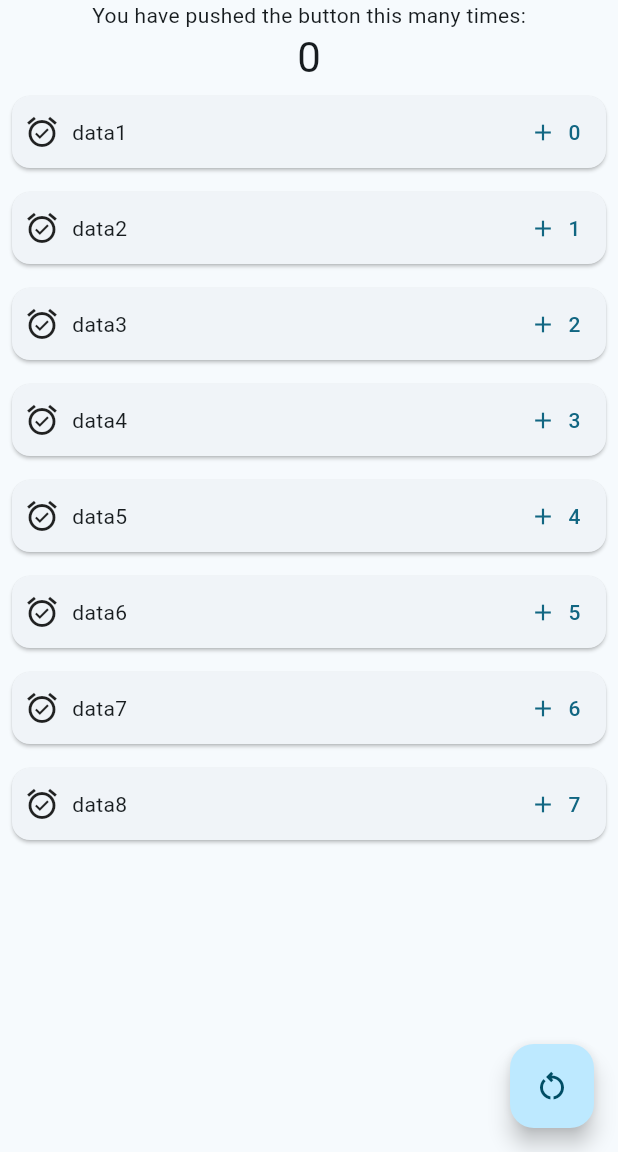
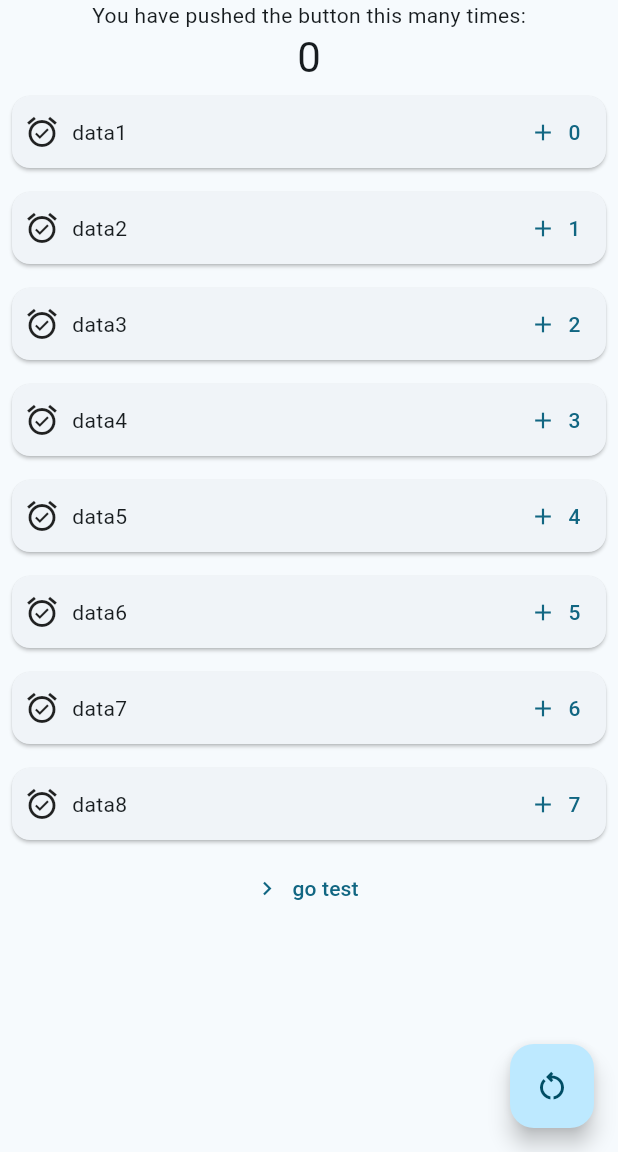
Before and after one commit to thaitani/flutter_sample, a Flutter app: the screen it shows after launch, on a phone screen of 412 x 824 dp, the part 84-1236 px from its top. Run offline on Flutter 3.47's test engine with Material 2 defaults, Android fonts, the phone set to English and light mode, and no system bars; our stand-ins replace go_router.

Commit message:
go_router入れてみた

```diff
--- a/lib/main.dart
+++ b/lib/main.dart
@@ -1,4 +1,5 @@
 import 'package:flutter/material.dart';
+import 'package:flutter_sample/router.dart';
 
 void main() {
   runApp(const MyApp());
@@ -9,92 +10,13 @@ class MyApp extends StatelessWidget {
 
   @override
   Widget build(BuildContext context) {
-    return MaterialApp(
+    return MaterialApp.router(
+      routerConfig: router,
       title: 'Flutter Demo',
       theme: ThemeData(
         useMaterial3: true,
         colorSchemeSeed: Colors.blueGrey,
       ),
-      home: const MyHomePage(title: 'Flutter Demo Home Page'),
     );
   }
 }
-
-class MyHomePage extends StatefulWidget {
-  const MyHomePage({super.key, required this.title});
-
-  final String title;
-
-  @override
-  State<MyHomePage> createState() => _MyHomePageState();
-}
-
-class _MyHomePageState extends State<MyHomePage> {
-  int _counter = 0;
-
-  void _multiIncrementCounter(int count) {
-    setState(() {
-      _counter = _counter + count;
-    });
-  }
-
-  void _resetCount() {
-    setState(() {
-      _counter = 0;
-    });
-  }
-
-  @override
-  Widget build(BuildContext context) {
-    return Scaffold(
-      appBar: AppBar(
-        backgroundColor: Theme.of(context).primaryColor,
-        title: Text(
-          widget.title,
-          style: TextStyle(
-            color: Theme.of(context).secondaryHeaderColor,
-          ),
-        ),
-      ),
-      body: Center(
-        child: Column(
-          children: <Widget>[
-            const Text(
-              'You have pushed the button this many times:',
-            ),
-            Text(
-              '$_counter',
-              style: Theme.of(context).textTheme.headline4,
-            ),
-            ...List.generate(
-              8,
-              (index) => Card(
-                margin: const EdgeInsets.all(8),
-                child: Row(
-                  children: [
-                    const Padding(
-                      padding: EdgeInsets.all(8),
-                      child: Icon(Icons.alarm_on_sharp),
-                    ),
-                    Text('data${index + 1}'),
-                    const Spacer(),
-                    TextButton.icon(
-                      icon: const Icon(Icons.add),
-                      label: Text(index.toString()),
-                      onPressed: () => _multiIncrementCounter(index),
-                    ),
-                  ],
-                ),
-              ),
-            ),
-          ],
-        ),
-      ),
-      floatingActionButton: FloatingActionButton(
-        onPressed: _resetCount,
-        tooltip: 'Increment',
-        child: const Icon(Icons.restart_alt_outlined),
-      ),
-    );
-  }
-}
--- /dev/null
+++ b/lib/page/home.dart
@@ -0,0 +1,86 @@
+import 'package:flutter/material.dart';
+import 'package:go_router/go_router.dart';
+
+class MyHomePage extends StatefulWidget {
+  const MyHomePage({super.key, required this.title});
+
+  final String title;
+
+  @override
+  State<MyHomePage> createState() => _MyHomePageState();
+}
+
+class _MyHomePageState extends State<MyHomePage> {
+  int _counter = 0;
+
+  void _multiIncrementCounter(int count) {
+    setState(() {
+      _counter = _counter + count;
+    });
+  }
+
+  void _resetCount() {
+    setState(() {
+      _counter = 0;
+    });
+  }
+
+  @override
+  Widget build(BuildContext context) {
+    return Scaffold(
+      appBar: AppBar(
+        backgroundColor: Theme.of(context).primaryColor,
+        title: Text(
+          widget.title,
+          style: TextStyle(
+            color: Theme.of(context).secondaryHeaderColor,
+          ),
+        ),
+      ),
+      body: Center(
+        child: Column(
+          children: <Widget>[
+            const Text(
+              'You have pushed the button this many times:',
+            ),
+            Text(
+              '$_counter',
+              style: Theme.of(context).textTheme.headline4,
+            ),
+            ...List.generate(
+              8,
+              (index) => Card(
+                margin: const EdgeInsets.all(8),
+                child: Row(
+                  children: [
+                    const Padding(
+                      padding: EdgeInsets.all(8),
+                      child: Icon(Icons.alarm_on_sharp),
+                    ),
+                    Text('data${index + 1}'),
+                    const Spacer(),
+                    TextButton.icon(
+                      icon: const Icon(Icons.add),
+                      label: Text(index.toString()),
+                      onPressed: () => _multiIncrementCounter(index),
+                    ),
+                  ],
+                ),
+              ),
+            ),
+            TextButton.icon(
+              onPressed: () => context.go('/test'),
+              icon: const Icon(Icons.navigate_next),
+              label: const Text("go test"),
+            )
+          ],
+        ),
+      ),
+      floatingActionButton: FloatingActionButton(
+        onPressed: _resetCount,
+        tooltip: 'Increment',
+        child: const Icon(Icons.restart_alt_outlined),
+      ),
+    );
+  }
+}
--- /dev/null
+++ b/lib/router.dart
@@ -0,0 +1,21 @@
+import 'package:flutter/material.dart';
+import 'package:flutter_sample/page/home.dart';
+import 'package:flutter_sample/page/test.dart';
+import 'package:go_router/go_router.dart';
+
+final GoRouter router = GoRouter(
+  routes: <GoRoute>[
+    GoRoute(
+      path: '/',
+      builder: (BuildContext context, GoRouterState state) {
+        return const MyHomePage(title: 'Flutter Demo Home Page');
+      },
+    ),
+    GoRoute(
+      path: '/test',
+      builder: (BuildContext context, GoRouterState state) {
+        return const Test();
+      },
+    ),
+  ],
+);
--- a/pubspec.yaml
+++ b/pubspec.yaml
@@ -36,6 +36,7 @@ dependencies:
   # The following adds the Cupertino Icons font to your application.
   # Use with the CupertinoIcons class for iOS style icons.
   cupertino_icons: ^1.0.2
+  go_router: ^5.1.1
 
 dev_dependencies:
   flutter_test:
```
Also changed, not shown: lib/page/test.dart (added, +34 -0 lines), pubspec.lock.
